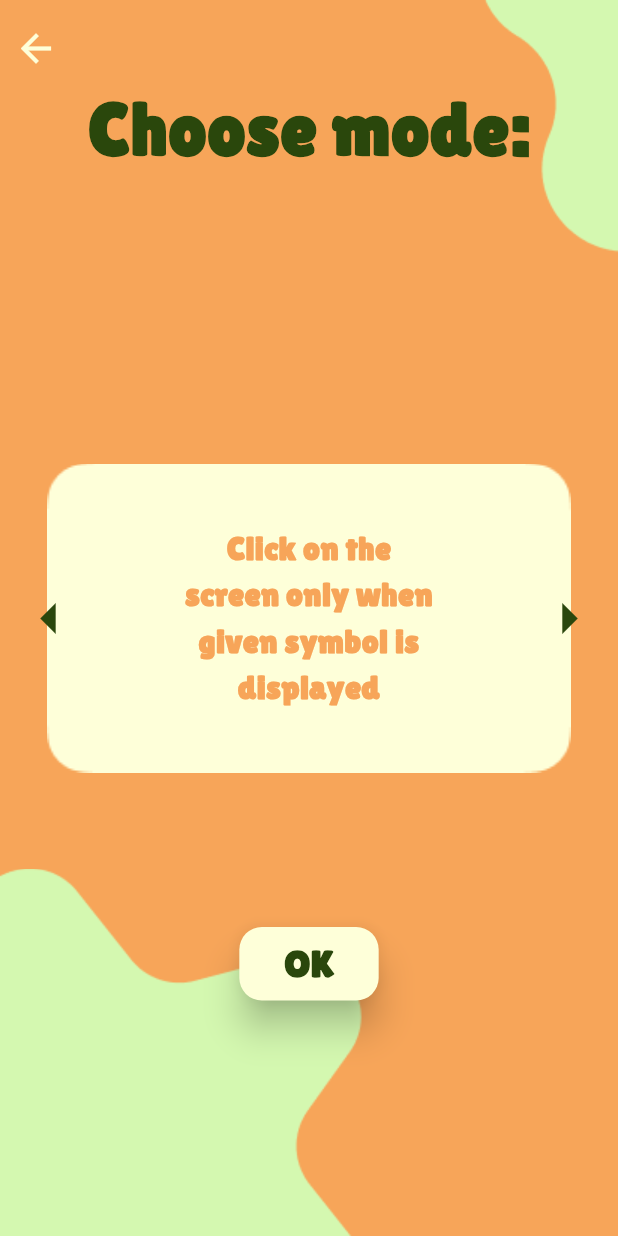
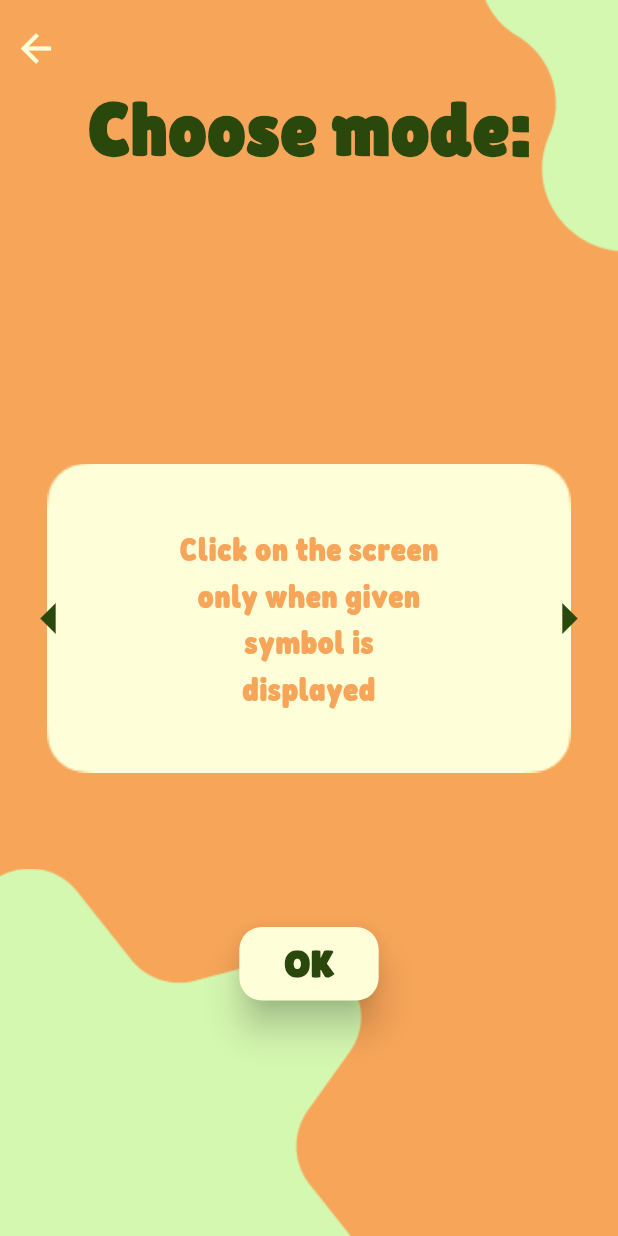
Before and after one commit to amela-akija/animattio_mobile_app, a Flutter app: the StartGamePage screen opened directly with empty values, after a tap on the "arrow back" icon, on a phone screen of 412 x 824 dp. Run offline on Flutter 3.47's test engine with Material 3 defaults, Android fonts, the light colour scheme and no system bars; our stand-ins replace cloud_firestore, firebase_auth, firebase_core, get, get_storage; accounts and stored records are empty; generated files the repository leaves out were written again.

Commit message:
localization

```diff
--- a/lib/localization/en.dart
+++ b/lib/localization/en.dart
@@ -7,4 +7,8 @@ const Map<String, String> en = {"log_in":"Log in",
   "sign_to_log":"Already have an account? Sign in", "enter_username":"Enter username:", "email_format":"Wrong format of email",
   "short_password": "Password is too short", "uppercase":"Password must contain at least one uppercase letter",
   "numerical": "Password must contain at least one number", "repeat_password": "Repeat password:", "password_match":"Passwords do not match",
+  "choose_theme": "Choose theme:", "choose_mode":"Choose mode:",
+  "mode1": "Click on the screen only when given symbol is displayed", "mode2": "Click on the screen only when given symbol is NOT displayed",
+  "yes":"yes", "no":"no", "start_game": "Are you ready to start the game?", "instructionMode1": "React by clicking on the screen only when this symbol is displayed",
+  "instructionMode2": "React by clicking on the screen only when this symbol is NOT displayed", "message":"Click on the screen to begin the game",
 };
--- a/lib/localization/pl.dart
+++ b/lib/localization/pl.dart
@@ -3,6 +3,10 @@ const Map<String, String> pl = {"log_in":"Logowanie", "sign_up": "Rejestracja",
 "login_successfull":"Poprawnie zalogowano","fields":"Proszę wypełnić wszystkie pola", "credentials": "Wprowadzono złe dane",  "settings":"Ustawienia",
 "PL_switch": "Zmień na polski", "EN_switch": "Zmień na angielski",  "save":"Zapisz","my_profile": "Mój profil", "play_game": "Graj", "change_avatar": "Ustaw awatar",
 "sign_to_log":"Masz już konto? Zaloguj się",  "enter_username":"Wpisz nazwę użytkownika:",  "email_format":"Zły format adresu mailowego",
-"short_password": "Hasło jest za krótkie", "uppercase":"Hasło musi zawierać conajmniej jedną wielką literę","numerical": "Hasło musi zawierać conajmniej jedną cyfrę",
- "repeat_password": "Powtórz hasło:","password_match":"Hasła są różne",
+"short_password": "Hasło jest za krótkie", "uppercase":"Hasło musi zawierać conajmniej jedną wielką literę","numerical": "Hasło musi zawierać conajmniej jedną cyfrę", "choose_mode":"Wybierz tryb:",
+ "repeat_password": "Powtórz hasło:","password_match":"Hasła są różne","choose_theme": "Wybierz motyw",  "mode1": "Kliknij na ekran tylko wtedy, gdy wyświetlony jest dany symbol",
+  "mode2": "Kliknij na ekran tylko wtedy, gdy dany symbol NIE jest wyświetlany",
+"yes":"tak", "no":"nie", "start_game": "Czy chcesz zacząć grę?",
+"instructionMode1": "Reaguj klikając na ekran tylko wtedy, gdy wyświetli się ten symbol",
+  "instructionMode2": "Reaguj klikając na ekran tylko wtedy, gdy ten symbol NIE jest wyświetlany", "message":"Kliknij na ekran, aby rozpocząć grę"
 };
--- a/lib/pages/main_page.dart
+++ b/lib/pages/main_page.dart
@@ -1,5 +1,4 @@
 import 'package:animattio_mobile_app/controllers/locale_controller.dart';
-import 'package:animattio_mobile_app/services/localization_service.dart';
 import 'package:flutter/material.dart';
 import 'package:get/get.dart';
 import 'login_page.dart';
--- a/lib/pages/mode_page.dart
+++ b/lib/pages/mode_page.dart
@@ -1,6 +1,7 @@
 import 'package:animattio_mobile_app/pages/start_game_page.dart';
 import 'package:animattio_mobile_app/pages/theme_page.dart';
 import 'package:flutter/material.dart';
+import 'package:get/get.dart';
 
 class ModePage extends StatefulWidget {
   final String chosenTheme;
@@ -12,9 +13,8 @@ class ModePage extends StatefulWidget {
 
 class _ChooseModeState extends State<ModePage> {
   List<String> modes = [
-    "Click on the screen only when given symbol is displayed",
-    "Click on the screen only when given symbol is NOT displayed"
-  ];
+    "mode1".tr,
+    "mode2".tr  ];
   int currentMode = 0;
 
   void _showNextMode() {
@@ -32,7 +32,7 @@ class _ChooseModeState extends State<ModePage> {
   @override
   Widget build(BuildContext context) {
     //Strings
-    String themeTitle = "Choose mode:";
+    String themeTitle = "choose_mode".tr;
     String chosenMode = modes[currentMode];
 
     //Colors
@@ -47,11 +47,6 @@ class _ChooseModeState extends State<ModePage> {
     deviceSize = MediaQuery.of(context).size;
     height = deviceSize.height;
     width = deviceSize.width;
-
-    // final dbService = DatabaseService();
-
-    // User? currentUser = FirebaseAuth.instance.currentUser;
-    // String uid = currentUser!.uid;
 
     return Scaffold(
       backgroundColor: pageColor,
@@ -138,7 +133,7 @@ class _ChooseModeState extends State<ModePage> {
                 modes[currentMode],
                 style: TextStyle(
                   color: fontColor,
-                  fontFamily: "Lilita One",
+                  fontFamily: "Fredoka",
                   fontSize: 22,
                   fontWeight: FontWeight.bold,
                 ),
@@ -170,7 +165,6 @@ class _ChooseModeState extends State<ModePage> {
             child: Center(
               child: ElevatedButton(
                 onPressed: () {
-                  // dbService.addGame(uid,chosenMode, widget.chosenTheme);
                  Navigator.of(context).push(
                         MaterialPageRoute(
                           builder: (context)=> StartGamePage(chosenTheme: widget.chosenTheme, chosenMode: chosenMode,)
@@ -201,12 +195,3 @@ class _ChooseModeState extends State<ModePage> {
     );
   }
 }
-// class ChosenGame {
-//   final String userId;
-//   final String mode;
-//   final String theme;
-
-
-//   ChosenGame({required this.userId, required this.mode, required this.theme});
-//   Map<String, dynamic> toMap() => {"id":userId,"mode": mode, "theme": theme, "timestamp": FieldValue.serverTimestamp()};
-// }
--- a/lib/pages/start_game_page.dart
+++ b/lib/pages/start_game_page.dart
@@ -5,6 +5,7 @@ import 'package:animattio_mobile_app/services/database_service.dart';
 import 'package:cloud_firestore/cloud_firestore.dart';
 import 'package:firebase_auth/firebase_auth.dart';
 import 'package:flutter/material.dart';
+import 'package:get/get.dart';
 
 class StartGamePage extends StatelessWidget {
   final String chosenTheme;
@@ -15,9 +16,9 @@ class StartGamePage extends StatelessWidget {
   @override
   Widget build(BuildContext context) {
     //Strings
-    String message = "Are you ready to start the game?";
-    String yesButton = "yes";
-    String noButton = "no";
+    String message = "start_game".tr;
+    String yesButton = "yes".tr;
+    String noButton = "no".tr;
 
     //Colors
     Color pageColor = const Color(0xffD4F8B0);
@@ -87,7 +88,7 @@ class StartGamePage extends StatelessWidget {
                       fontWeight: FontWeight.bold,
                       color: fontColor,
                       fontSize: 44,
-                      fontFamily: "Lilita One",
+                      fontFamily: "Fredoka",
                       height: 1,
                     ),
                     textAlign: TextAlign.center,
@@ -132,7 +133,6 @@ class StartGamePage extends StatelessWidget {
                 const SizedBox(width: 30),
                 ElevatedButton(
                   onPressed: () {
-                    // dbService.deleteGame();
                     Navigator.of(context).push(
                       MaterialPageRoute(builder: (BuildContext context) {
                         return const UserPage();
@@ -169,7 +169,6 @@ class StartGamePage extends StatelessWidget {
                 color: arrowButton,
                 iconSize: 30,
                 onPressed: () {
-                  // dbService.deleteGame();
                  Navigator.of(context).push(
                         MaterialPageRoute(
                           builder: (context)=> ModePage(chosenTheme: chosenTheme,)
--- a/lib/pages/theme_page.dart
+++ b/lib/pages/theme_page.dart
@@ -1,6 +1,7 @@
 import 'package:animattio_mobile_app/pages/mode_page.dart';
 import 'package:animattio_mobile_app/pages/user_page.dart';
 import 'package:flutter/material.dart';
+import 'package:get/get.dart';
 
 class ThemePage extends StatelessWidget {
   const ThemePage({super.key});
@@ -8,7 +9,7 @@ class ThemePage extends StatelessWidget {
   @override
   Widget build(BuildContext context) {
     //Strings
-    String themeTitle = "Choose theme";
+    String themeTitle = "choose_theme".tr;
     String chosenTheme = "";
 
     //Colors
```
Also changed, not shown: lib/pages/instruction_page.dart (+9 -11 lines).
